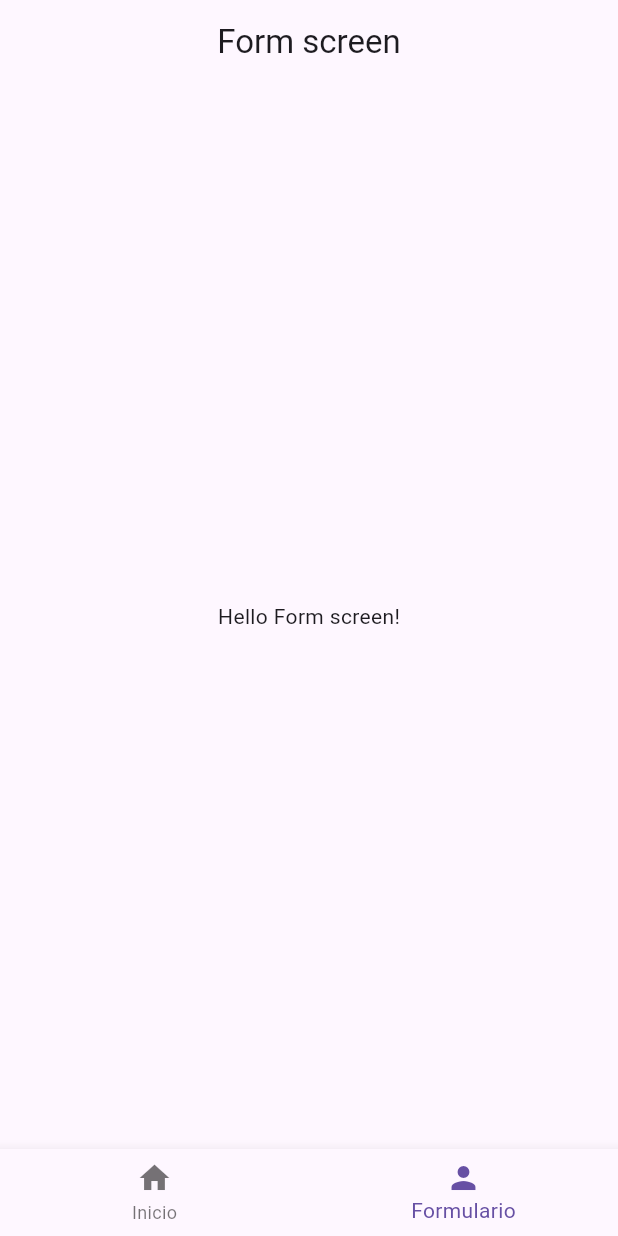
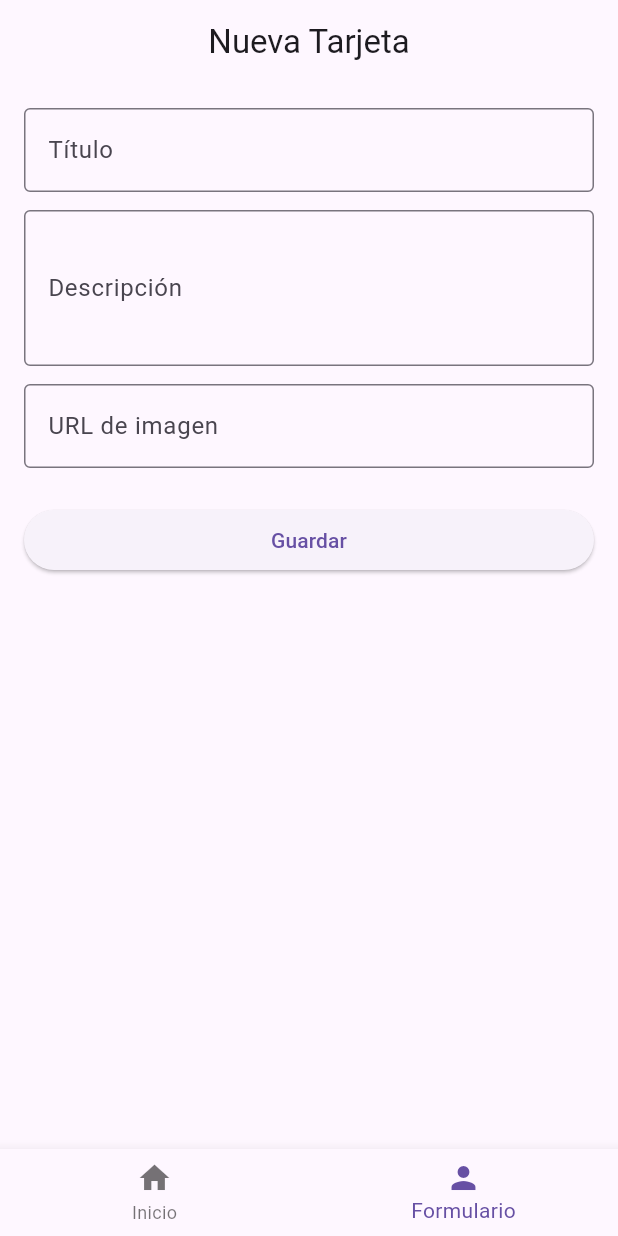
Before and after one commit to jaiber91/prohect_phase_1, a Flutter app: the screen it shows after launch, item 2 of the bottom bar chosen, on a phone screen of 412 x 824 dp. Run offline on Flutter 3.47's test engine with Material 3 defaults, Android fonts, the phone set to English and light mode, and no system bars; our stand-ins replace flutter_riverpod, shared_preferences; network calls fail.

Commit message:
feat/add form and metods to delete, update and create

```diff
--- /dev/null
+++ b/phase_one_project/devtools_options.yaml
@@ -0,0 +1,3 @@
+description: This file stores settings for Dart & Flutter DevTools.
+documentation: https://docs.flutter.dev/tools/devtools/extensions#configure-extension-enablement-states
+extensions:
--- a/phase_one_project/lib/presentation/screens/form_screen.dart
+++ b/phase_one_project/lib/presentation/screens/form_screen.dart
@@ -1,18 +1,172 @@
 import 'package:flutter/material.dart';
+import 'package:flutter_riverpod/flutter_riverpod.dart';
+import 'package:uuid/uuid.dart';
 
+import '../../models/data_project_model.dart';
+import '../providers/card_notifier_provider.dart';
+import '../routes/path_routes.dart';
 import '../templates/base_template.dart';
+import '../widgets/modal_widget.dart';
+import '../widgets/text_field_widget.dart';
 
-class FormScreen extends StatelessWidget {
-  const FormScreen({super.key});
+class FormScreen extends ConsumerStatefulWidget {
+  final bool isEdit;
+
+  const FormScreen({super.key, required this.isEdit});
+
+  @override
+  ConsumerState<FormScreen> createState() => _CardFormScreenState();
+}
+
+class _CardFormScreenState extends ConsumerState<FormScreen> {
+  final _formKey = GlobalKey<FormState>();
+  late TextEditingController _titleCtrl;
+  late TextEditingController _descCtrl;
+  late TextEditingController _urlCtrl;
+
+  @override
+  void initState() {
+    super.initState();
+    WidgetsBinding.instance.addPostFrameCallback((_) {
+      if (!widget.isEdit) {
+        ref.read(selectedCardProvider.notifier).state = null;
+      }
+    });
+
+    final selectedCard = widget.isEdit ? ref.read(selectedCardProvider) : null;
+
+    _titleCtrl = TextEditingController(text: selectedCard?.title ?? '');
+    _descCtrl = TextEditingController(text: selectedCard?.description ?? '');
+    _urlCtrl = TextEditingController(text: selectedCard?.urlImage ?? '');
+  }
+
+  @override
+  void dispose() {
+    _titleCtrl.dispose();
+    _descCtrl.dispose();
+    _urlCtrl.dispose();
+    super.dispose();
+  }
 
   @override
   Widget build(BuildContext context) {
     return BaseTemplate(
-      titleAppar: 'Form screen',
+      titleAppar: widget.isEdit ? 'Editar Tarjeta' : 'Nueva Tarjeta',
       showLeadingBtnAppar: false,
-      body: Center(
-        child: Text('Hello Form screen!'),
+      body: GestureDetector(
+        onTap: () => FocusScope.of(context).unfocus(),
+        child: Padding(
+          padding: const EdgeInsets.all(16),
+          child: _formListField(),
+        ),
       ),
     );
   }
+
+  Form _formListField() {
+    return Form(
+      key: _formKey,
+      autovalidateMode: AutovalidateMode.onUserInteraction,
+      child: ListView(
+        children: [
+          _titleCard(),
+          const SizedBox(height: 12),
+          _descriptionCard(),
+          const SizedBox(height: 12),
+          _urlImage(),
+          const SizedBox(height: 24),
+          _buttonForm(),
+        ],
+      ),
+    );
+  }
+
+  TextFieldWidget _titleCard() {
+    return TextFieldWidget(
+      controller: _titleCtrl,
+      label: 'Título',
+      validator: (value) =>
+          value == null || value.isEmpty ? 'El título es obligatorio' : null,
+    );
+  }
+
+  TextFieldWidget _descriptionCard() {
+    return TextFieldWidget(
+      controller: _descCtrl,
+      label: 'Descripción',
+      maxLines: 3,
+      validator: (value) => value == null || value.isEmpty
+          ? 'La descripción es obligatoria'
+          : null,
+    );
+  }
+
+  TextFieldWidget _urlImage() {
+    return TextFieldWidget(
+      controller: _urlCtrl,
+      label: 'URL de imagen',
+      validator: (value) =>
+          value == null || value.isEmpty ? 'La URL es obligatoria' : null,
+    );
+  }
+
+  ElevatedButton _buttonForm() {
+    return ElevatedButton(
+      onPressed: _saveForm,
+      child: Text(widget.isEdit ? 'Actualizar' : 'Guardar'),
+    );
+  }
+
+  Future<void> _saveForm() async {
+    if (!_formKey.currentState!.validate()) return;
+
+    final selectedCard = ref.read(selectedCardProvider);
+    final newCard = CardData(
+      id: selectedCard?.id ?? const Uuid().v4(),
+      title: _titleCtrl.text.trim(),
+      description: _descCtrl.text.trim(),
+      urlImage: _urlCtrl.text.trim(),
+    );
+
+    final notifier = ref.read(cardProvider.notifier);
+
+    if (widget.isEdit) {
+      ModalWidget.showConfirmation(
+        context: context,
+        title: 'Actualizar tarjeta',
+        content: '¿Deseas guardar los cambios realizados?',
+        confirmText: 'Actualizar',
+        iconColor: Colors.blue,
+        onConfirm: () async {
+          await notifier.updateCard(newCard);
+          if (!mounted) return;
+
+          ModalWidget.showSuccess(
+            context: context,
+            content: 'La tarjeta se actualizó correctamente.',
+            onClose: () {
+              Navigator.of(context).pushNamedAndRemoveUntil(
+                AppPathsRoutes.home,
+                (route) => false,
+              );
+            },
+          );
+        },
+      );
+    } else {
+      await notifier.addCard(newCard);
+      if (!mounted) return;
+
+      ModalWidget.showSuccess(
+        context: context,
+        content: 'La tarjeta se guardó correctamente.',
+        onClose: () {
+          Navigator.of(context).pushNamedAndRemoveUntil(
+            AppPathsRoutes.home,
+            (route) => false,
+          );
+        },
+      );
+    }
+  }
 }
--- a/phase_one_project/lib/presentation/widgets/bottom_nav_widget.dart
+++ b/phase_one_project/lib/presentation/widgets/bottom_nav_widget.dart
@@ -15,7 +15,9 @@ class _BottomNavWidgetState extends State<BottomNavWidget> {
 
   final List<Widget> _pages = [
     HomeScreen(),
-    FormScreen(),
+    FormScreen(
+      isEdit: false,
+    ),
   ];
 
   @override
--- a/phase_one_project/lib/presentation/widgets/modal_widget.dart
+++ b/phase_one_project/lib/presentation/widgets/modal_widget.dart
@@ -3,7 +3,7 @@ import 'package:flutter/material.dart';
 class ModalWidget {
   static Future<void> showConfirmation({
     required BuildContext context,
-    String title = '¿Estás seguro?',
+    String title = '',
     String content = '¿Deseas continuar con esta acción?',
     String cancelText = 'Cancelar',
     String confirmText = 'Aceptar',
--- /dev/null
+++ b/phase_one_project/lib/presentation/widgets/text_field_widget.dart
@@ -0,0 +1,30 @@
+import 'package:flutter/material.dart';
+
+class TextFieldWidget extends StatelessWidget {
+  final TextEditingController controller;
+  final String label;
+  final String? Function(String?)? validator;
+  final int maxLines;
+
+  const TextFieldWidget({
+    super.key,
+    required this.controller,
+    required this.label,
+    this.validator,
+    this.maxLines = 1,
+  });
+
+  @override
+  Widget build(BuildContext context) {
+    return TextFormField(
+      controller: controller,
+      maxLines: maxLines,
+      decoration: InputDecoration(
+        border: const OutlineInputBorder(),
+        hintText: label,
+        labelText: label,
+      ),
+      validator: validator,
+    );
+  }
+}
--- a/phase_one_project/pubspec.yaml
+++ b/phase_one_project/pubspec.yaml
@@ -11,6 +11,7 @@ dependencies:
     sdk: flutter
   flutter_riverpod: ^2.6.1
   shared_preferences: ^2.5.3
+  uuid: ^4.5.1
 
 
 
```
Also changed, not shown: phase_one_project/lib/presentation/providers/card_notifier_provider.dart (+20 -0 lines), phase_one_project/lib/presentation/routes/app_routes.dart (+13 -7 lines), phase_one_project/lib/presentation/screens/detail_screen.dart (+24 -43 lines), phase_one_project/lib/presentation/widgets/card_widget.dart (+10 -7 lines), phase_one_project/pubspec.lock.
